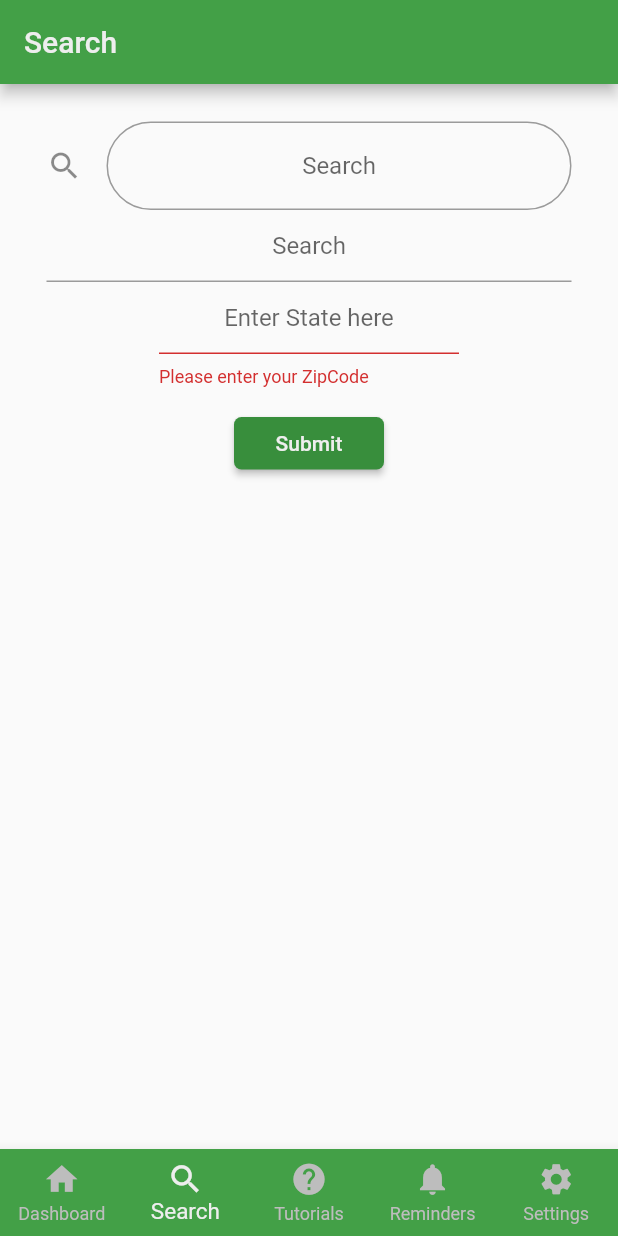
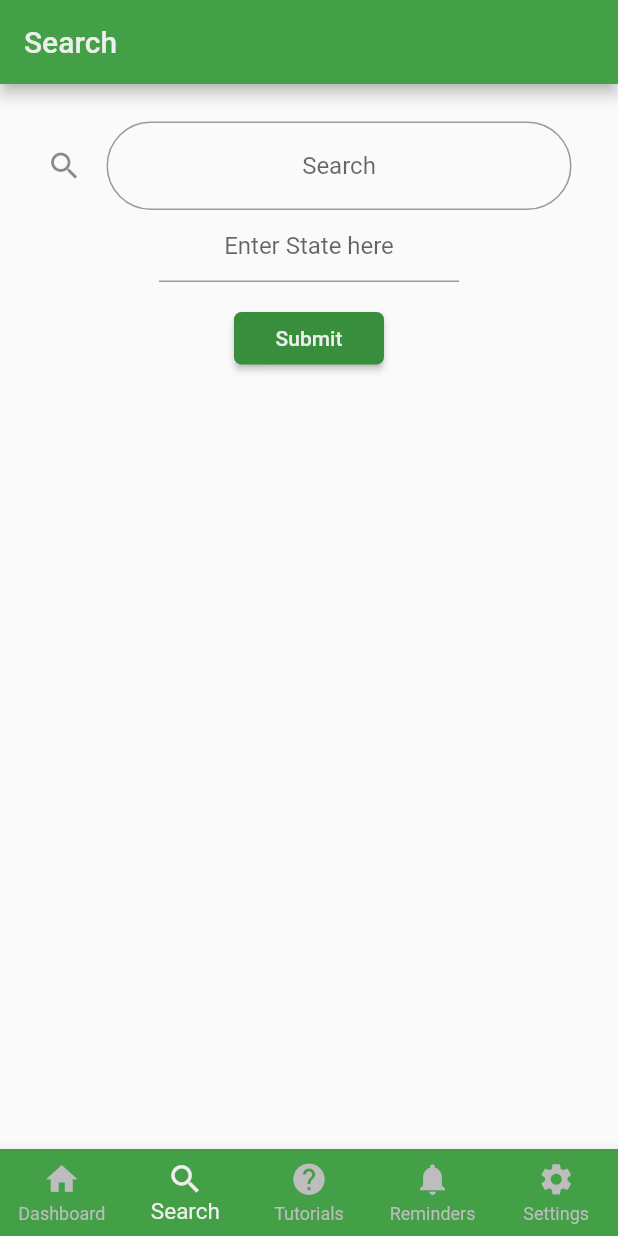
Before and after one commit to akhilk999/GardenGuide, a Flutter app: the screen it shows after launch, item 2 of the bottom bar chosen, after a tap on "Submit", on a phone screen of 412 x 824 dp. Run offline on Flutter 3.47's test engine with Material 2 defaults, Android fonts, the phone set to English and light mode, and no system bars; our stand-ins replace google_fonts, material_floating_search_bar, shared_preferences.

Commit message:
added functionality to search.dart - can search for states & regions are provided added southern.dart (southern region) & newengland.dart (new england region)

```diff
--- a/lib/search.dart
+++ b/lib/search.dart
@@ -1,8 +1,10 @@
 import 'package:flutter/material.dart';
 import 'package:flutter/services.dart';
-import 'package:gardening_app/regions/idk.dart';
+import 'package:gardening_app/regions/southern.dart';
+import 'package:gardening_app/regions/newengland.dart';
 import 'package:material_floating_search_bar/material_floating_search_bar.dart';
 
+late String region;
 class Search extends StatefulWidget {
   @override
   _SearchState createState() => _SearchState();
@@ -15,6 +17,7 @@ class _SearchState extends State<Search> {
   final _formKey = GlobalKey<FormState>();
 
   _onChanged(String value) {
+    region = value;
     setState(() {
       charLength = value.length;
     });
@@ -59,23 +62,6 @@ class _SearchState extends State<Search> {
                   ),
                 ),
               ),
-                SizedBox(
-                  width: 350,
-                  child: TextField(
-                    textAlign: TextAlign.center,
-                    onChanged: (value) {
-                      search = value;
-                      /*if (value == 'Texas') {
-                      Navigator.push(
-                          context,
-                          MaterialPageRoute(settings: RouteSettings(name: "/DontKnow"),builder: (context) => DontKnow()));
-                    }*/
-                    },
-                    decoration: InputDecoration(
-                      hintText: 'Search',
-                    ),
-                  ),
-                ),
                 Form(
                   key: _formKey,
                   child: Container(
@@ -83,7 +69,7 @@ class _SearchState extends State<Search> {
                     child: TextFormField(
                       textAlign: TextAlign.center,
                       inputFormatters: [
-                        LengthLimitingTextInputFormatter(5),
+                        //LengthLimitingTextInputFormatter(5),
                       ],
                       controller: textController,
                       autocorrect: true,
@@ -92,7 +78,7 @@ class _SearchState extends State<Search> {
                       onChanged: _onChanged,
                       validator: (value) {
                         if (value!.isEmpty) {
-                          return 'Please enter your ZipCode';
+                          return 'Please enter your state';
                         }
                         return null;
                       },
@@ -112,9 +98,22 @@ class _SearchState extends State<Search> {
                           color: Colors.grey[200],
                         )),
                     onPressed: () {
-                      if (_formKey.currentState!.validate()) {
+                      if (region == "Texas" || region == "Louisiana" || region == "Arkansas" || region == "Alabama" ||
+                          region == "Mississippi" || region == "Georgia" || region == "South Carolina" || region == "North Carolina" ||
+                          region == "Tennessee" || region == "Kentucky" || region == "Virginia" || region == "West Virginia" || region == "Florida") {
                         Navigator.push(
-                            context, MaterialPageRoute(settings: RouteSettings(name: "/DontKnow"),builder: (context) => DontKnow()));
+                            context, MaterialPageRoute(settings: RouteSettings(name: "/southernRegion"),builder: (context) => southernRegion()));
+                        if (_formKey.currentState!.validate()) {
+                          return null;
+                        }
+                      }
+                      if (region == "Maine" || region == "New Hampshire" || region == "Vermont" || region == "Massachusetts" ||
+                          region == "Rhode Island" || region == "Connecticut") {
+                        Navigator.push(
+                            context, MaterialPageRoute(settings: RouteSettings(name: "/newEnglandRegion"),builder: (context) => newEnglandRegion()));
+                        if (_formKey.currentState!.validate()) {
+                          return null;
+                        }
                       }
                     },
                   ),
```
Also changed, not shown: lib/regions/newengland.dart (added, +63 -0 lines), lib/regions/southern.dart (renamed from lib/regions/idk.dart, +24 -5 lines).
